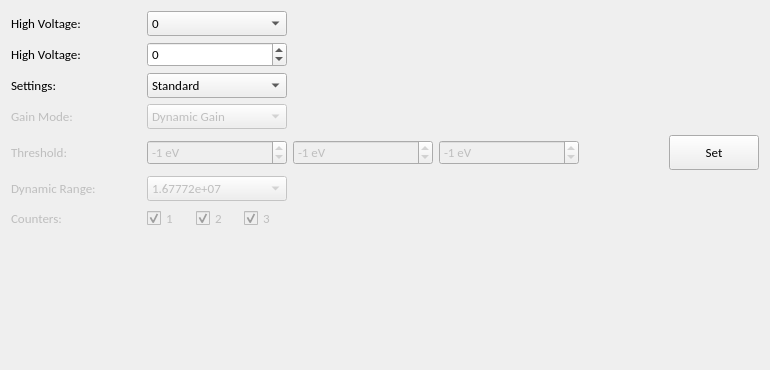
slsdetectorgroup/slsDetectorPackage, file slsDetectorGui/forms/form_tab_settings.ui: the form before one commit.
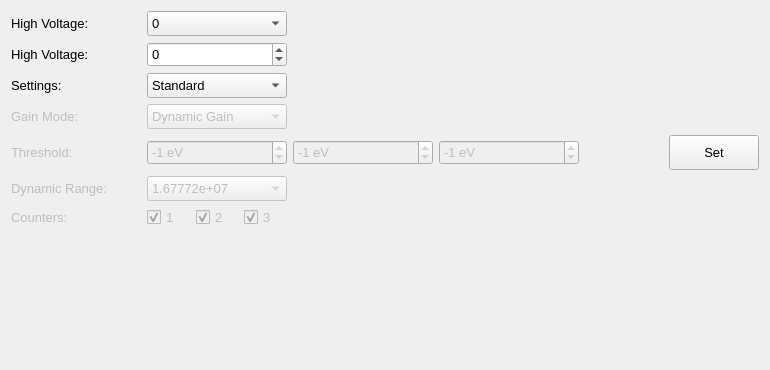
The form after the commit. Icons and pictures are not drawn.

Patch:
```diff
--- a/slsDetectorGui/forms/form_tab_settings.ui
+++ b/slsDetectorGui/forms/form_tab_settings.ui
@@ -30,7 +30,7 @@
   </property>
   <property name="font">
    <font>
-    <family>Carlito</family>
+    <family>Cantarell</family>
     <pointsize>10</pointsize>
    </font>
   </property>
@@ -55,6 +55,12 @@
        <height>16777215</height>
       </size>
      </property>
+     <property name="font">
+      <font>
+       <family>Cantarell</family>
+       <pointsize>10</pointsize>
+      </font>
+     </property>
      <property name="text">
       <string>Threshold:</string>
      </property>
@@ -71,6 +77,12 @@
        <height>16777215</height>
       </size>
      </property>
+     <property name="font">
+      <font>
+       <family>Cantarell</family>
+       <pointsize>10</pointsize>
+      </font>
+     </property>
      <property name="text">
       <string>1</string>
      </property>
@@ -99,6 +111,12 @@
        <height>25</height>
       </size>
      </property>
+     <property name="font">
+      <font>
+       <family>Cantarell</family>
+       <pointsize>10</pointsize>
+      </font>
+     </property>
      <property name="toolTip">
       <string>&lt;html&gt;&lt;head/&gt;&lt;body&gt;&lt;p&gt;High Voltage&lt;/p&gt;&lt;p&gt; #highvoltage#&lt;/p&gt;&lt;/body&gt;&lt;/html&gt;</string>
      </property>
@@ -188,6 +206,12 @@
        <height>16777215</height>
       </size>
      </property>
+     <property name="font">
+      <font>
+       <family>Cantarell</family>
+       <pointsize>10</pointsize>
+      </font>
+     </property>
      <property name="text">
       <string>Settings:</string>
      </property>
@@ -210,6 +234,12 @@
        <height>25</height>
       </size>
      </property>
+     <property name="font">
+      <font>
+       <family>Cantarell</family>
+       <pointsize>10</pointsize>
+      </font>
+     </property>
      <property name="keyboardTracking">
       <bool>false</bool>
      </property>
@@ -253,6 +283,12 @@
        <height>25</height>
       </size>
      </property>
+     <property name="font">
+      <font>
+       <family>Cantarell</family>
+       <pointsize>10</pointsize>
+      </font>
+     </property>
      <property name="toolTip">
       <string>&lt;html&gt;&lt;head/&gt;&lt;body&gt;&lt;p&gt;Gain Mode of the detector&lt;/p&gt;&lt;p&gt; #gainmode#&lt;/p&gt;&lt;p&gt;&lt;br/&gt;&lt;/p&gt;&lt;p&gt;Fix G0 is to be used with utmost caution. Can damage the detector!&lt;/p&gt;&lt;/body&gt;&lt;/html&gt;</string>
      </property>
@@ -321,6 +357,12 @@
        <height>16777215</height>
       </size>
      </property>
+     <property name="font">
+      <font>
+       <family>Cantarell</family>
+       <pointsize>10</pointsize>
+      </font>
+     </property>
      <property name="text">
       <string>Gain Mode:</string>
      </property>
@@ -334,6 +376,12 @@
        <verstretch>0</verstretch>
       </sizepolicy>
      </property>
+     <property name="font">
+      <font>
+       <family>Cantarell</family>
+       <pointsize>10</pointsize>
+      </font>
+     </property>
      <property name="toolTip">
       <string>&lt;html&gt;&lt;head/&gt;&lt;body&gt;&lt;p&gt;High Voltage&lt;/p&gt;&lt;p&gt; #highvoltage#&lt;/p&gt;&lt;/body&gt;&lt;/html&gt;</string>
      </property>
@@ -353,6 +401,12 @@
        <height>16777215</height>
       </size>
      </property>
+     <property name="font">
+      <font>
+       <family>Cantarell</family>
+       <pointsize>10</pointsize>
+      </font>
+     </property>
      <property name="text">
       <string>2</string>
      </property>
@@ -378,6 +432,12 @@
        <height>25</height>
       </size>
      </property>
+     <property name="font">
+      <font>
+       <family>Cantarell</family>
+       <pointsize>10</pointsize>
+      </font>
+     </property>
      <item>
       <property name="text">
        <string>1.67772e+07</string>
@@ -413,6 +473,12 @@
        <verstretch>0</verstretch>
       </sizepolicy>
      </property>
+     <property name="font">
+      <font>
+       <family>Cantarell</family>
+       <pointsize>10</pointsize>
+      </font>
+     </property>
      <property name="toolTip">
       <string>&lt;html&gt;&lt;head/&gt;&lt;body&gt;&lt;p&gt;High Voltage. Range: 60 - 200V. Swich off high voltage by setting to 0.&lt;/p&gt;&lt;p&gt;-1 corresponds to different values from detectors.&lt;/p&gt;&lt;p&gt;#highvoltage#&lt;/p&gt;&lt;/body&gt;&lt;/html&gt;</string>
      </property>
@@ -438,6 +504,12 @@
        <height>25</height>
       </size>
      </property>
+     <property name="font">
+      <font>
+       <family>Cantarell</family>
+       <pointsize>10</pointsize>
+      </font>
+     </property>
      <property name="keyboardTracking">
       <bool>false</bool>
      </property>
@@ -475,6 +547,12 @@
        <height>16777215</height>
       </size>
      </property>
+     <property name="font">
+      <font>
+       <family>Cantarell</family>
+       <pointsize>10</pointsize>
+      </font>
+     </property>
      <property name="text">
       <string>Dynamic Range:</string>
      </property>
@@ -503,6 +581,12 @@
        <height>25</height>
       </size>
      </property>
+     <property name="font">
+      <font>
+       <family>Cantarell</family>
+       <pointsize>10</pointsize>
+      </font>
+     </property>
      <property name="toolTip">
       <string>Settings of the detector. 
  #settings#</string>
@@ -636,6 +720,12 @@
        <height>16777215</height>
       </size>
      </property>
+     <property name="font">
+      <font>
+       <family>Cantarell</family>
+       <pointsize>10</pointsize>
+      </font>
+     </property>
      <property name="text">
       <string>Counters:</string>
      </property>
@@ -658,6 +748,12 @@
        <height>25</height>
       </size>
      </property>
+     <property name="font">
+      <font>
+       <family>Cantarell</family>
+       <pointsize>10</pointsize>
+      </font>
+     </property>
      <property name="keyboardTracking">
       <bool>false</bool>
      </property>
@@ -698,6 +794,12 @@
        <height>25</height>
       </size>
      </property>
+     <property name="font">
+      <font>
+       <family>Cantarell</family>
+       <pointsize>10</pointsize>
+      </font>
+     </property>
      <property name="toolTip">
       <string>&lt;html&gt;&lt;head/&gt;&lt;body&gt;&lt;p&gt;High Voltage. Range: 60 - 200V. Swich off high voltage by setting to 0.&lt;/p&gt;&lt;p&gt;-1 corresponds to different values from detectors.&lt;/p&gt;&lt;p&gt;#highvoltage#&lt;/p&gt;&lt;/body&gt;&lt;/html&gt;</string>
      </property>
@@ -772,6 +874,12 @@
        </disabled>
       </palette>
      </property>
+     <property name="font">
+      <font>
+       <family>Cantarell</family>
+       <pointsize>10</pointsize>
+      </font>
+     </property>
      <property name="focusPolicy">
       <enum>Qt::TabFocus</enum>
      </property>
@@ -798,6 +906,12 @@
        <height>16777215</height>
       </size>
      </property>
+     <property name="font">
+      <font>
+       <family>Cantarell</family>
+       <pointsize>10</pointsize>
+      </font>
+     </property>
      <property name="text">
       <string>3</string>
      </property>
```
